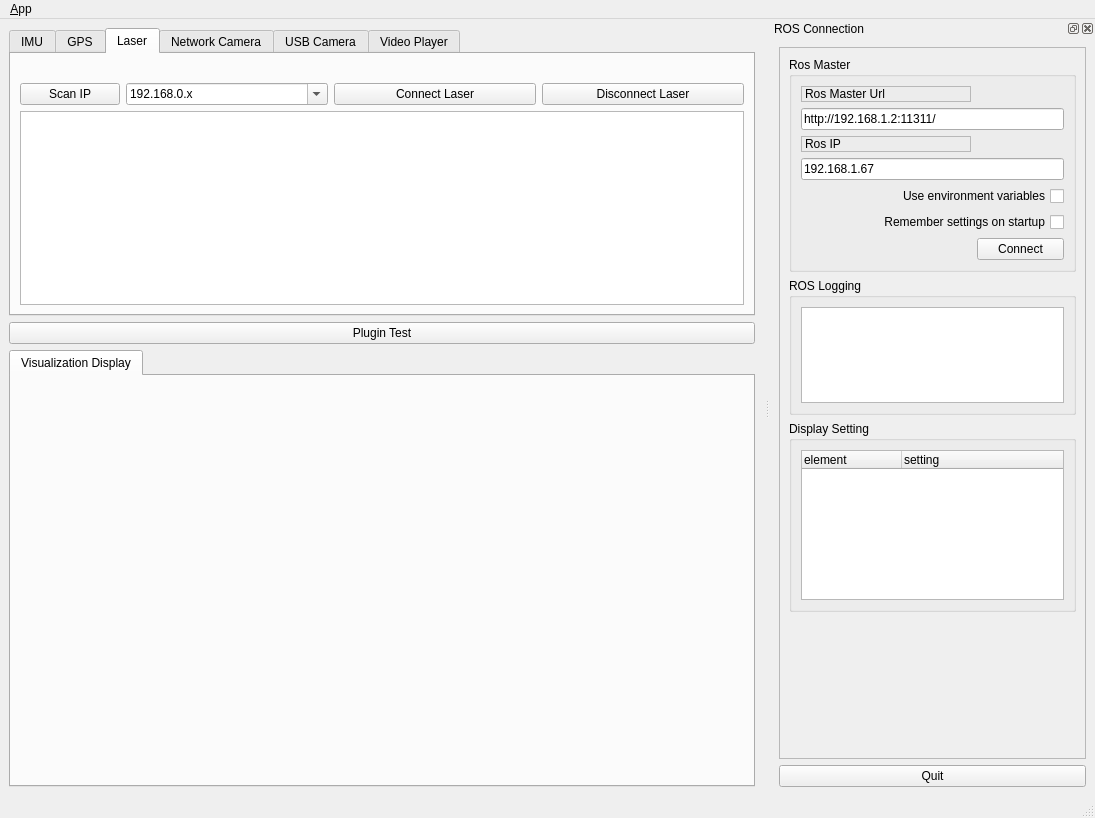
Before: the Qt Designer form ui/main_window.ui in LennonHuang/test_qt, drawn with Qt 5.
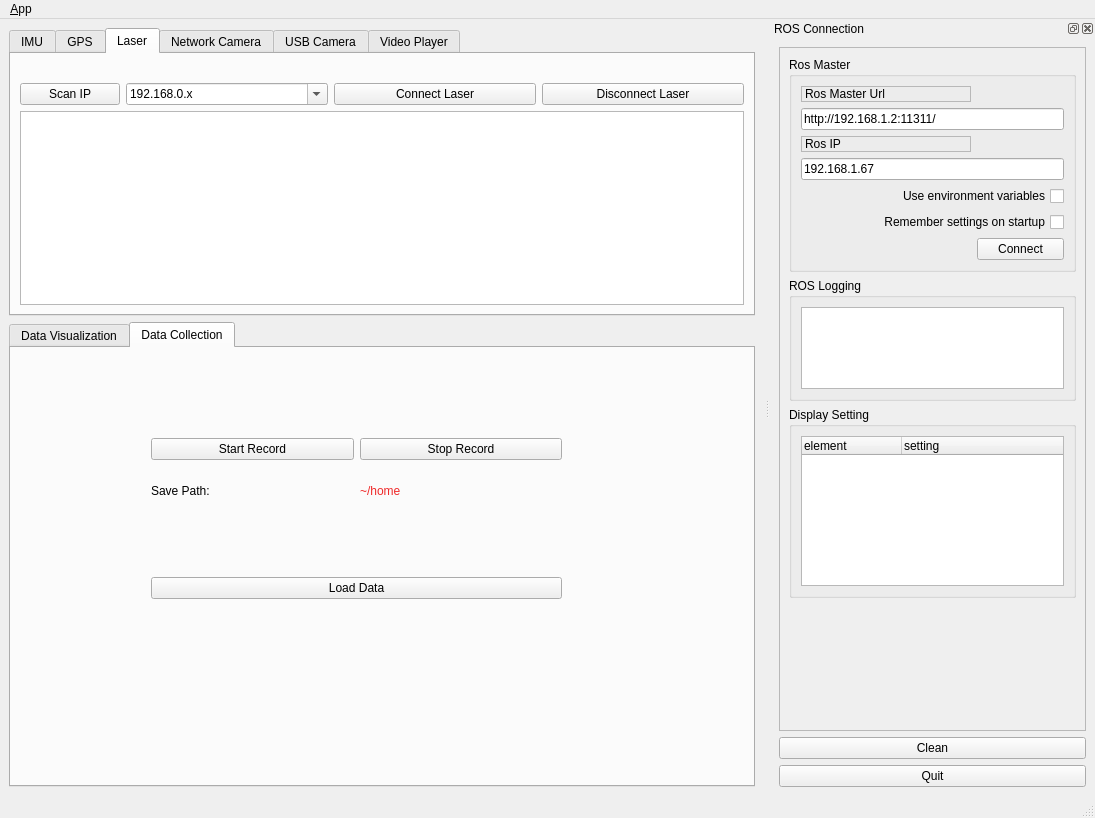
After: the same form once the commit is applied. The open tabs and pages were chosen to show the change. Icons and pictures are not drawn.

Commit message: add tf, bag and clean up process

What changed in the file:
```diff
--- a/ui/main_window.ui
+++ b/ui/main_window.ui
@@ -748,13 +748,6 @@
       </widget>
      </widget>
     </item>
-    <item>
-     <widget class="QPushButton" name="plugin_test_btn">
-      <property name="text">
-       <string>Plugin Test</string>
-      </property>
-     </widget>
-    </item>
     <item>
      <widget class="QTabWidget" name="tab_manager">
       <property name="minimumSize">
@@ -771,7 +764,7 @@
       </property>
       <widget class="QWidget" name="tab">
        <attribute name="title">
-        <string>Visualization Display</string>
+        <string>Data Visualization</string>
        </attribute>
        <layout class="QVBoxLayout" name="verticalLayout_7">
         <item>
@@ -793,6 +786,79 @@
         </item>
        </layout>
       </widget>
+      <widget class="QWidget" name="tab_7">
+       <attribute name="title">
+        <string>Data Collection</string>
+       </attribute>
+       <widget class="QWidget" name="">
+        <property name="geometry">
+         <rect>
+          <x>140</x>
+          <y>90</y>
+          <width>411</width>
+          <height>161</height>
+         </rect>
+        </property>
+        <layout class="QVBoxLayout" name="verticalLayout_2">
+         <item>
+          <layout class="QHBoxLayout" name="horizontalLayout_13">
+           <item>
+            <widget class="QPushButton" name="start_bag_btn">
+             <property name="text">
+              <string>Start Record</string>
+             </property>
+            </widget>
+           </item>
+           <item>
+            <widget class="QPushButton" name="close_bag_btn">
+             <property name="text">
+              <string>Stop Record</string>
+             </property>
+            </widget>
+           </item>
+          </layout>
+         </item>
+         <item>
+          <layout class="QHBoxLayout" name="horizontalLayout_14">
+           <item>
+            <widget class="QLabel" name="bag_path">
+             <property name="text">
+              <string>Save Path:</string>
+             </property>
+            </widget>
+           </item>
+           <item>
+            <widget class="QLabel" name="bag_path_label">
+             <property name="styleSheet">
+              <string notr="true">color: rgb(239, 41, 41);</string>
+             </property>
+             <property name="text">
+              <string>~/home</string>
+             </property>
+            </widget>
+           </item>
+          </layout>
+         </item>
+         <item>
+          <widget class="QLabel" name="collect_status">
+           <property name="styleSheet">
+            <string notr="true">color: rgb(239, 41, 41);</string>
+           </property>
+           <property name="text">
+            <string/>
+           </property>
+          </widget>
+         </item>
+         <item>
+          <widget class="QPushButton" name="load_bag_btn">
+           <property name="text">
+            <string>Load Data</string>
+           </property>
+          </widget>
+         </item>
+        </layout>
+       </widget>
+      </widget>
      </widget>
     </item>
    </layout>
@@ -830,7 +896,7 @@
    <property name="minimumSize">
     <size>
      <width>325</width>
-     <height>659</height>
+     <height>684</height>
     </size>
    </property>
    <property name="allowedAreas">
@@ -1041,6 +1107,19 @@
        </layout>
       </widget>
      </item>
+     <item>
+      <widget class="QPushButton" name="clean_button">
+       <property name="sizePolicy">
+        <sizepolicy hsizetype="MinimumExpanding" vsizetype="Fixed">
+         <horstretch>0</horstretch>
+         <verstretch>0</verstretch>
+        </sizepolicy>
+       </property>
+       <property name="text">
+        <string>Clean</string>
+       </property>
+      </widget>
+     </item>
      <item>
       <widget class="QPushButton" name="quit_button">
        <property name="sizePolicy">
```
Left out of the diff: 25 changed lines with no effect on the pictures. The commit also changes 7 other files.
